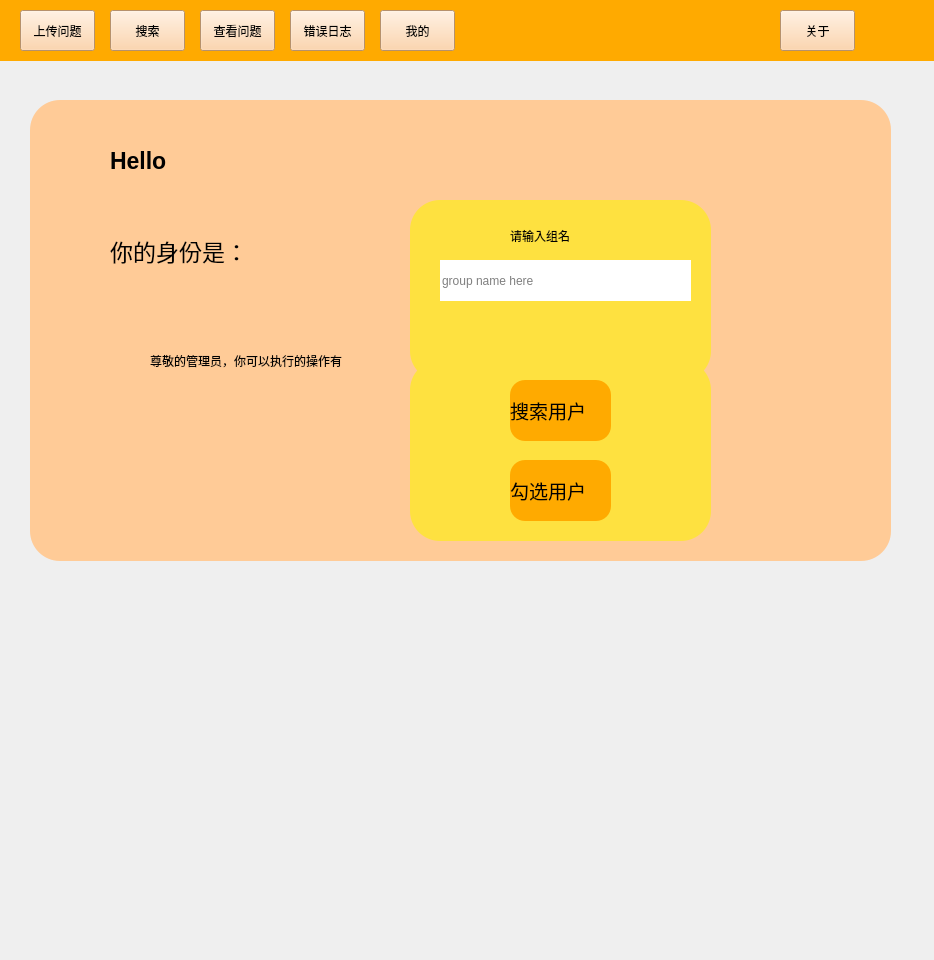
Before: the Qt Designer form org1.ui in Miss6111/BUAA-summer-python-E-Shared-Exercise-Platform, drawn with Qt 5.
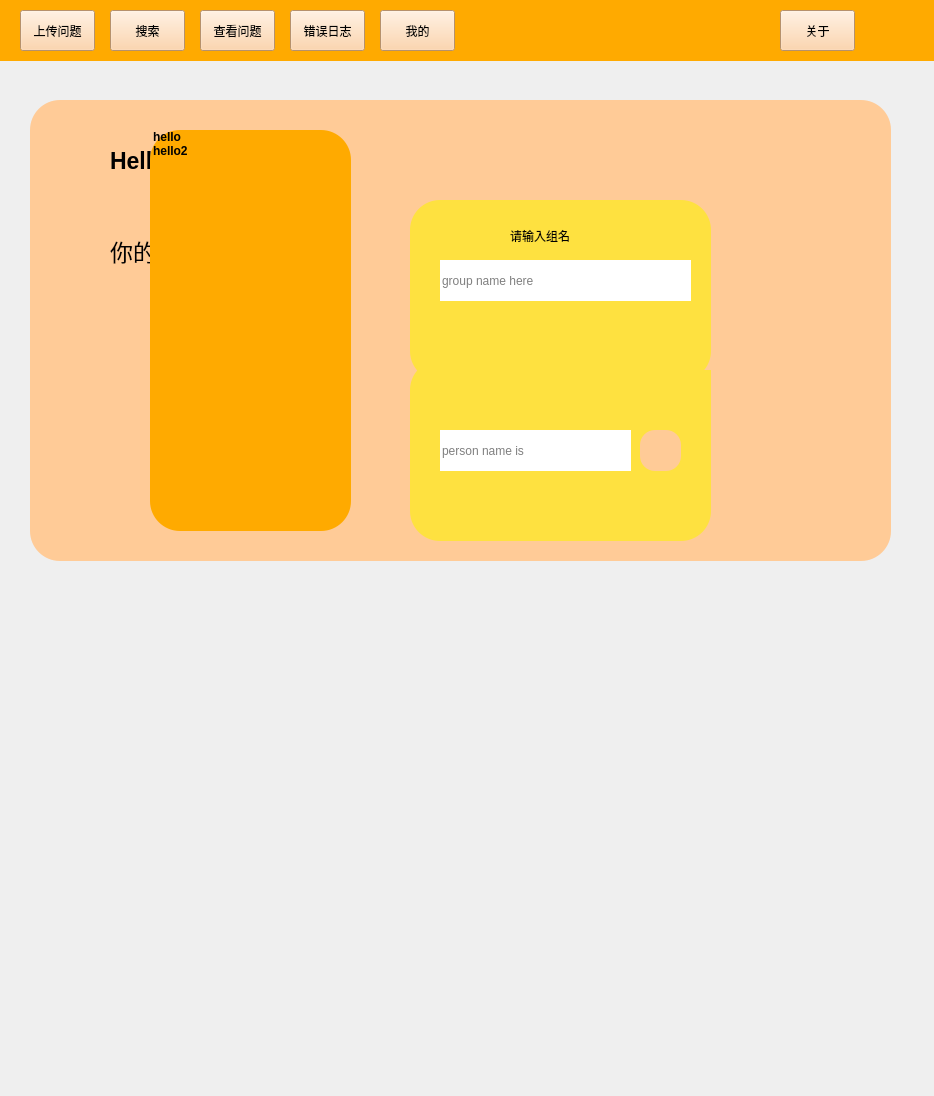
After: the same form once the commit is applied. Icons and pictures are not drawn.

Commit message: fmy_add_list

```diff
--- a/org1.ui
+++ b/org1.ui
@@ -7,7 +7,7 @@
     <x>0</x>
     <y>0</y>
     <width>934</width>
-    <height>960</height>
+    <height>1096</height>
    </rect>
   </property>
   <property name="windowTitle">
@@ -408,7 +408,7 @@
        <widget class="QPushButton" name="waddpc">
         <property name="geometry">
          <rect>
-          <x>230</x>
+          <x>260</x>
           <y>10</y>
           <width>41</width>
           <height>41</height>
@@ -431,51 +431,90 @@
          </size>
         </property>
        </widget>
-       <widget class="QLabel" name="waddpsearch">
+       <widget class="QPushButton" name="pushButton_10">
         <property name="geometry">
          <rect>
-          <x>100</x>
-          <y>20</y>
-          <width>101</width>
-          <height>61</height>
+          <x>230</x>
+          <y>70</y>
+          <width>41</width>
+          <height>41</height>
          </rect>
         </property>
-        <property name="font">
-         <font>
-          <pointsize>14</pointsize>
-         </font>
-        </property>
         <property name="styleSheet">
-         <string notr="true">background-color:rgb(255, 170, 0);
+         <string notr="true">background-color: rgb(255, 203, 151);
 border-radius:15px</string>
         </property>
         <property name="text">
-         <string>搜索用户</string>
+         <string/>
         </property>
+        <property name="icon">
+         <iconset resource="resources.qrc">
+          <normaloff>:/icons/icon/search.png</normaloff>:/icons/icon/search.png</iconset>
+        </property>
+        <property name="iconSize">
+         <size>
+          <width>30</width>
+          <height>30</height>
+         </size>
+        </property>
        </widget>
-       <widget class="QLabel" name="waddpcheck">
+       <widget class="QLineEdit" name="personname">
         <property name="geometry">
          <rect>
-          <x>100</x>
-          <y>100</y>
-          <width>101</width>
-          <height>61</height>
+          <x>30</x>
+          <y>70</y>
+          <width>191</width>
+          <height>41</height>
          </rect>
         </property>
-        <property name="font">
-         <font>
-          <pointsize>14</pointsize>
-         </font>
-        </property>
         <property name="styleSheet">
-         <string notr="true">background-color:rgb(255, 170, 0);
-border-radius:15px</string>
+         <string notr="true">background-color: rgb(255, 255, 255);</string>
         </property>
         <property name="text">
-         <string>勾选用户</string>
+         <string/>
         </property>
+        <property name="placeholderText">
+         <string>person name is </string>
+        </property>
        </widget>
       </widget>
+      <widget class="QListWidget" name="listWidget">
+       <property name="geometry">
+        <rect>
+         <x>120</x>
+         <y>30</y>
+         <width>201</width>
+         <height>401</height>
+        </rect>
+       </property>
+       <property name="maximumSize">
+        <size>
+         <width>16777215</width>
+         <height>401</height>
+        </size>
+       </property>
+       <property name="font">
+        <font>
+         <weight>75</weight>
+         <bold>true</bold>
+        </font>
+       </property>
+       <property name="styleSheet">
+        <string notr="true">background-color: rgb(255, 170, 0);
+border-radius:30px
+</string>
+       </property>
+       <item>
+        <property name="text">
+         <string>hello</string>
+        </property>
+       </item>
+       <item>
+        <property name="text">
+         <string>hello2</string>
+        </property>
+       </item>
+      </widget>
      </widget>
     </widget>
     <widget class="QWidget" name="welcom">
```
The commit also changes 6 other files.
